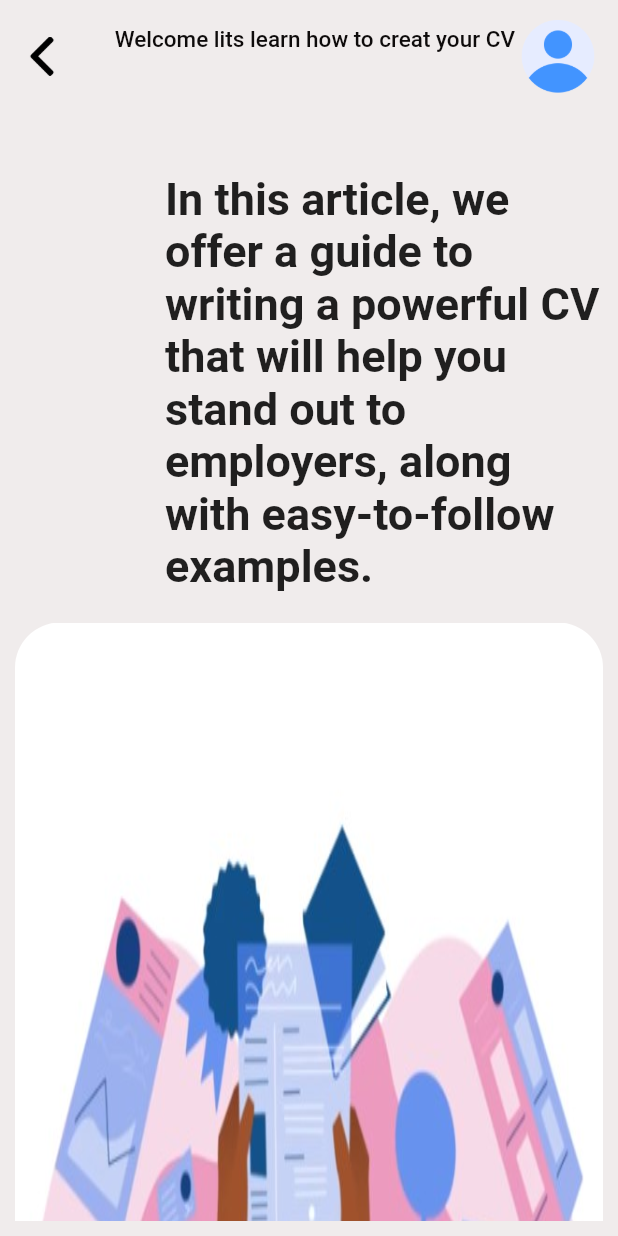
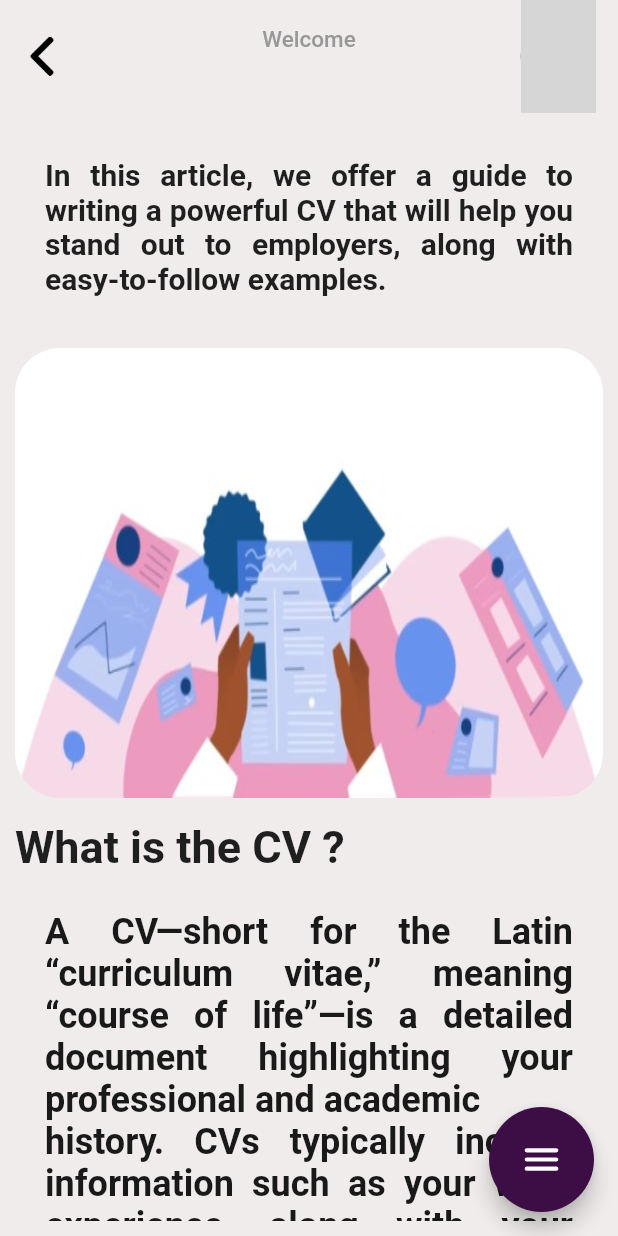
Before and after one commit to moh7dali/Jobology, a Flutter app: the Cv screen opened directly, on a phone screen of 412 x 824 dp. Run offline on Flutter 3.47's test engine with Material 2 defaults, Android fonts, the phone set to English and light mode, and no system bars; drawn by our look-alikes of flutter_speed_dial; our stand-ins replace cloud_firestore, firebase_auth, firebase_core, firebase_storage, flutter_switch, font_awesome_flutter and 8 more; accounts and stored records are empty; network calls fail; grey boxes are pictures that could not be loaded.

Commit message:
raghad update

```diff
--- a/lib/Screens/Users/cv.dart
+++ b/lib/Screens/Users/cv.dart
@@ -1,7 +1,12 @@
 // ignore_for_file: prefer_const_constructors, prefer_const_literals_to_create_immutables
 
+import 'package:cloud_firestore/cloud_firestore.dart';
+import 'package:firebase_auth/firebase_auth.dart';
 import 'package:flutter/material.dart';
 import 'package:flutter/rendering.dart';
+import 'package:flutter_speed_dial/flutter_speed_dial.dart';
+import 'package:ionicons/ionicons.dart';
+import 'package:jobology/Screens/Authentication/Login.dart';
 import 'package:jobology/Screens/Users/Home.dart';
 import 'package:jobology/Widgets/mytext.dart';
 import 'package:jobology/Widgets/open_url.dart';
@@ -9,11 +14,29 @@ import 'package:jobology/Widgets/texts.dart';
 import 'package:jobology/Widgets/vedio.dart';
 import 'package:video_player/video_player.dart';
 
-class Cv extends StatelessWidget {
-  const Cv({super.key});
+class Cv extends StatefulWidget {
+  Cv({Key? key}) : super(key: key);
 
   @override
+  State<Cv> createState() => _CvState();
+}
+
+String username = "";
+String img_url = "";
+
+class _CvState extends State<Cv> {
+  @override
   Widget build(BuildContext context) {
+    FirebaseFirestore.instance
+        .collection('Users')
+        .doc(FirebaseAuth.instance.currentUser!.uid)
+        .snapshots()
+        .listen((event) {
+      setState(() {
+        username = event['Fullname'];
+        img_url = event['img'];
+      });
+    });
     return Scaffold(
       backgroundColor: Color.fromARGB(255, 240, 236, 236),
       appBar: AppBar(
@@ -37,16 +60,17 @@ class Cv extends StatelessWidget {
             Column(
               mainAxisAlignment: MainAxisAlignment.center,
               children: [
-                const Text(
-                  "Welcome lits learn how to creat your CV",
+                // ignore: prefer_const_constructors
+                Text(
+                  "Welcome",
                   style: TextStyle(
-                    color: Color.fromARGB(255, 14, 11, 11),
+                    color: Color.fromARGB(255, 153, 152, 152),
                     fontSize: 15,
                   ),
                 ),
                 Text(
                   username,
-                  style: const TextStyle(color: Colors.black),
+                  style: TextStyle(color: Colors.black),
                 )
               ],
             ),
@@ -58,12 +82,13 @@ class Cv extends StatelessWidget {
             onTap: () {
               Navigator.pushNamed(context, "personalPage");
             },
-            child: Image.asset(
-              "images/user.png",
-              width: 50,
+            child: CircleAvatar(
+              radius: 25,
+              backgroundColor: Colors.grey,
+              backgroundImage: NetworkImage(img_url),
             ),
           ),
-          const SizedBox(
+          SizedBox(
             width: 15,
           ),
         ],
@@ -76,41 +101,38 @@ class Cv extends StatelessWidget {
             crossAxisAlignment: CrossAxisAlignment.start,
             children: [
               const Padding(
-                padding: EdgeInsets.only(left: 100, top: 30),
+                padding: EdgeInsets.all(20),
                 child: Text(
                   "In this article, we offer a guide to writing a powerful CV that will help you stand out to employers, along with easy-to-follow examples.",
-                  style: TextStyle(fontSize: 30, fontWeight: FontWeight.bold),
+                  style: TextStyle(
+                    fontSize: 20,
+                    fontWeight: FontWeight.bold,
+                  ),
+                  textAlign: TextAlign.justify,
                 ),
               ),
               const SizedBox(
-                height: 20,
+                height: 15,
               ),
               Container(
                 width: double.maxFinite,
-                height: 500,
+                height: 300,
                 decoration: BoxDecoration(
                     borderRadius: BorderRadiusDirectional.circular(30),
                     image: DecorationImage(
                         image: AssetImage("images/cv1.jpg"), fit: BoxFit.fill)),
               ),
               const SizedBox(
-                height: 5,
+                height: 15,
               ),
-              const Padding(
-                padding: EdgeInsets.only(left: 100, top: 30),
-                child: Text(
-                  "what is the Cv ?",
-                  style: TextStyle(fontSize: 50, fontWeight: FontWeight.bold),
-                ),
+              Text(
+                "What is the CV ?",
+                style: TextStyle(fontSize: 30, fontWeight: FontWeight.bold),
               ),
               const SizedBox(
                 height: 5,
               ),
               Cvt1(),
-              Padding(
-                padding: EdgeInsets.only(left: 100, top: 30),
-                child: Row(
-                  children: [
               Text(
                 "Related:",
                 style: TextStyle(
@@ -125,9 +147,6 @@ class Cv extends StatelessWidget {
                 url:
                     "https://www.indeed.com/career-advice/resumes-cover-letters/what-to-include-in-your-cv",
                 text: "What To Include in Your CV",
-                    ),
-                  ],
-                ),
               ),
               const SizedBox(
                 height: 10,
@@ -286,6 +305,45 @@ class Cv extends StatelessWidget {
           ),
         ),
       ),
+      floatingActionButton: SpeedDial(
+          buttonSize: Size(70, 70),
+          spaceBetweenChildren: 15,
+          child: Icon(
+            Ionicons.menu,
+            size: 30,
+          ),
+          backgroundColor: Color.fromARGB(255, 61, 14, 70),
+          children: [
+            SpeedDialChild(
+              child: Icon(Icons.logout),
+              label: 'Logout',
+              onTap: () async {
+                await FirebaseAuth.instance.signOut();
+                Navigator.push(
+                  context,
+                  MaterialPageRoute(
+                    builder: (context) {
+                      return Login();
+                    },
+                  ),
+                );
+              },
+            ),
+            SpeedDialChild(
+              child: Icon(Ionicons.person),
+              label: 'Profile',
+              onTap: () {
+                Navigator.pushNamed(context, "personalPage");
+              },
+            ),
+            SpeedDialChild(
+              child: Icon(Ionicons.home),
+              label: 'Home',
+              onTap: () {
+                Navigator.pushNamed(context, "Home");
+              },
+            ),
+          ]),
     );
   }
 }
--- a/lib/Widgets/texts.dart
+++ b/lib/Widgets/texts.dart
@@ -19,9 +19,11 @@ class Cvt1 extends StatelessWidget {
         "\n be much longer for mid-level or senior job applicants as a CV serves as"
         " \n a full outline of one’s career accomplishments.",
         style: TextStyle(
-            fontSize: 24,
-            fontWeight: FontWeight.bold,
-            color: Color.fromARGB(255, 26, 25, 25)),
+          fontSize: 24,
+          fontWeight: FontWeight.bold,
+          color: Color.fromARGB(255, 26, 25, 25),
+        ),
+        textAlign: TextAlign.justify,
       ),
     );
   }
```
Also changed, not shown: lib/Screens/Users/course.dart (+7 -3 lines), lib/Screens/Users/interview_preview.dart (+50 -6 lines), lib/Screens/Users/jobs.dart (+7 -3 lines). Lines whose indentation alone changed are shown as unchanged.
